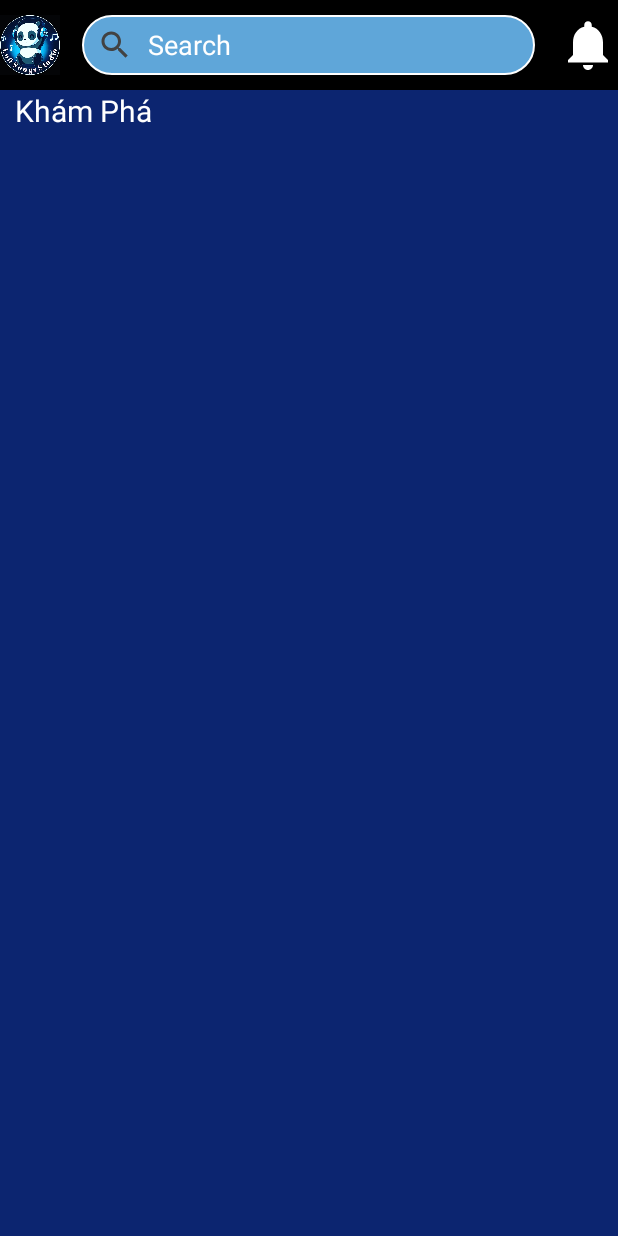
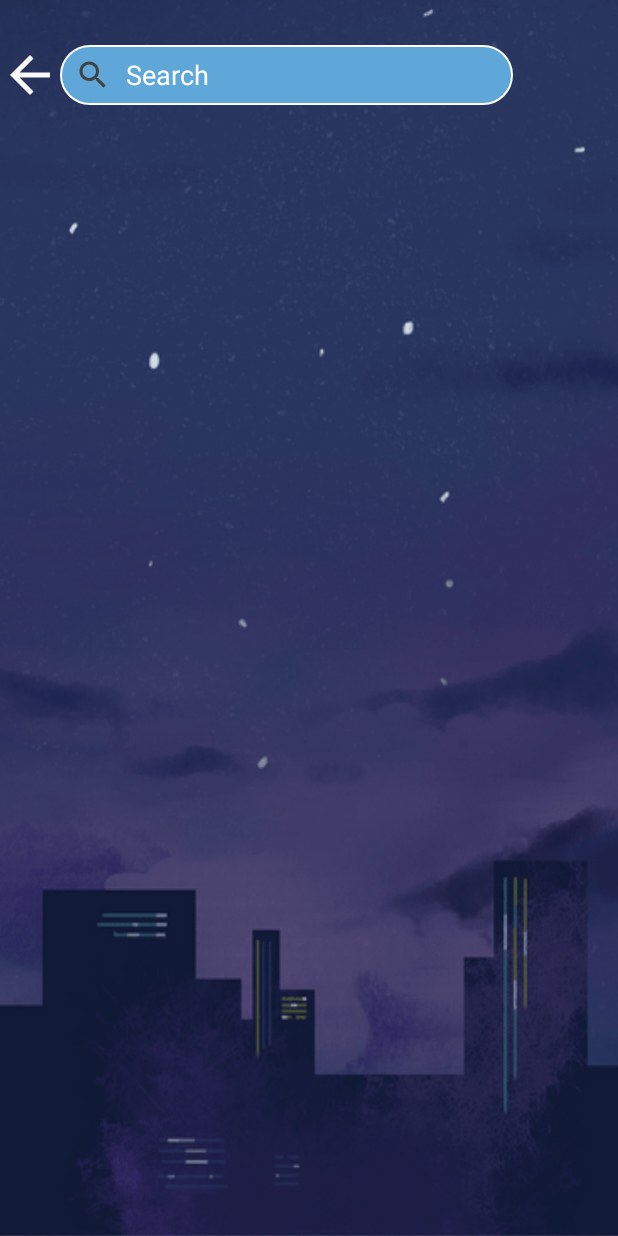
Before and after one commit to ndthanh143/Music-App, an Android app: the MusicSearch screen opened directly, with no data from a screen before it, on a phone screen of 412 x 824 dp. Run offline under Robolectric (Android 15) with nearby library versions, the light colour scheme and no system bars; Roboto replaces fonts that are not available here.

Commit message:
Fix something 1

```diff
--- a/app/src/main/java/com/example/musicapp/Activity/PlayMusicActivity.java
+++ b/app/src/main/java/com/example/musicapp/Activity/PlayMusicActivity.java
@@ -65,7 +65,6 @@ public class PlayMusicActivity extends AppCompatActivity {
         setContentView(R.layout.activity_play_nhac);
         StrictMode.ThreadPolicy policy = new StrictMode.ThreadPolicy.Builder().permitAll().build();
         StrictMode.setThreadPolicy(policy);
-        init();
         initbtn();
         initfragment();
         GetFunc();
@@ -127,11 +126,6 @@ public class PlayMusicActivity extends AppCompatActivity {
 //                    System.out.println("Id cua bai hat dc chon la"+songId);
                     baiHatAdapter=new BaiHatAdapter(PlayMusicActivity.this,mangbaihat);
                     AddSong();
-//                    mangbaihat.clear();
-//                    mangbaihat.add(song);
-//                    adapternhac.notifyDataSetChanged();
-//                    fragmentDiaNhac.Playnhac(mangbaihat.get(0).getImageSongUrl());
-//                    getSupportActionBar().setTitle(mangbaihat.get(0).getName());
                 }
             }
 
@@ -275,7 +269,8 @@ public class PlayMusicActivity extends AppCompatActivity {
         sktime.setMax(mediaPlayer.getDuration());
     }
     private  void khoiTaoMedia(String url){
-//        if (mediaPlayer == null)
+        onPause();
+        if (mediaPlayer == null)
         {
             mediaPlayer = new MediaPlayer();
             mediaPlayer.pause();
@@ -305,24 +300,16 @@ public class PlayMusicActivity extends AppCompatActivity {
             });
         }
     }
-    private void init(){
-//        setSupportActionBar(toolbarplaynhac);
-////        getSupportActionBar().setDisplayHomeAsUpEnabled(true);
-//        toolbarplaynhac.setNavigationOnClickListener(new View.OnClickListener() {
-//            @Override
-//            public void onClick(View view) {
-//                finish();
-//            }
-//        });
-//        toolbarplaynhac.setTitleTextColor(Color.WHITE);
-//        if(mangbaihat.size()>0){
-//            getSupportActionBar().setTitle(mangbaihat.get(0).getName());
-//             new playMP3().execute(mangbaihat.get(0).getSongUrl());
-//            new playMP3().execute();
-//
-//            imgplay.setImageResource(R.drawable.baseline_pause_circle_24);
-//        }
+    @Override
+    protected void onPause() {
+        super.onPause();
+        if (mediaPlayer != null && mediaPlayer.isPlaying()) {
+            mediaPlayer.pause();
+            isPlaying = false;
+            // Cập nhật trạng thái của giao diện ngừng phát nhạc (nếu có)
+        }
     }
 
 
+
 }
--- /dev/null
+++ b/app/src/main/res/drawable/btn_back.xml
@@ -0,0 +1,5 @@
+<vector android:autoMirrored="true" android:height="40dp"
+    android:tint="#FAF7F7" android:viewportHeight="24"
+    android:viewportWidth="24" android:width="40dp" xmlns:android="http://schemas.android.com/apk/res/android">
+    <path android:fillColor="@android:color/white" android:pathData="M20,11H7.83l5.59,-5.59L12,4l-8,8 8,8 1.41,-1.41L7.83,13H20v-2z"/>
+</vector>
--- a/app/src/main/res/layout/activity_main.xml
+++ b/app/src/main/res/layout/activity_main.xml
@@ -3,11 +3,10 @@
     xmlns:app="http://schemas.android.com/apk/res-auto"
     xmlns:tools="http://schemas.android.com/tools"
     android:layout_width="match_parent"
-    android:layout_height="match_parent"
-    >
+    android:layout_height="match_parent">
 
     <ScrollView
-        android:layout_width="0dp"
+        android:layout_width="match_parent"
         android:layout_height="match_parent"
         android:fillViewport="true"
         android:scrollbars="none"
@@ -16,7 +15,7 @@
         <androidx.constraintlayout.widget.ConstraintLayout
             android:layout_width="match_parent"
             android:layout_height="match_parent"
-            android:padding="3dp"
+            android:padding="03dp"
             android:background="@drawable/background_musicapp1"
             tools:context=".Activity.MainActivity">
 
--- a/app/src/main/res/layout/activity_music_search.xml
+++ b/app/src/main/res/layout/activity_music_search.xml
@@ -1,40 +1,26 @@
 <?xml version="1.0" encoding="utf-8"?>
-<RelativeLayout xmlns:android="http://schemas.android.com/apk/res/android"
+<LinearLayout xmlns:android="http://schemas.android.com/apk/res/android"
     xmlns:app="http://schemas.android.com/apk/res-auto"
     xmlns:tools="http://schemas.android.com/tools"
     android:layout_width="match_parent"
     android:layout_height="match_parent"
-    android:background="#0C2570"
-    tools:context=".Activity.MusicSearch">
+    android:background="@drawable/background_musicapp1"
+    tools:context=".Activity.MusicSearch"
+    android:orientation="vertical">
 
-
-    <TextView
-        android:id="@+id/note"
-        android:layout_width="wrap_content"
-        android:layout_height="wrap_content"
-        android:layout_marginLeft="10dp"
-        android:layout_marginTop="60dp"
-        android:text="Khám Phá"
-        android:textColor="@color/white"
-        android:textSize="20sp"/>
 
     <LinearLayout
         android:layout_width="match_parent"
         android:orientation="horizontal"
-        android:background="#000000"
-        android:layout_height="wrap_content">
+        android:layout_height="100dp">
 
         <ImageButton
             android:layout_width="40dp"
             android:layout_gravity="center"
             android:layout_height="40dp"
-            android:background="@drawable/ig" />
+            android:background="@drawable/btn_back" />
 
-        <FrameLayout
-            android:layout_width="0dp"
-            android:layout_height="wrap_content"
-            android:layout_weight="10"
-            android:layout_margin="10dp">
+
 
 
             <EditText
@@ -52,22 +38,16 @@
                 android:textColorHint="@color/white" />
 
 
-        </FrameLayout>
-        <ImageButton
-            android:layout_width="40dp"
-            android:layout_height="40dp"
-            android:layout_gravity="center"
-            android:background="@drawable/baseline_notifications_24" />
+
 
 
     </LinearLayout>
 
-    <ListView
+    <androidx.recyclerview.widget.RecyclerView
         android:id="@+id/songsList"
         android:layout_width="match_parent"
-        android:layout_height="636dp"
+        android:layout_height="match_parent"
         android:layout_alignParentBottom="true"
-        android:background="#0C2570"
         android:choiceMode="multipleChoice"
         app:layout_constraintEnd_toEndOf="parent"
         app:layout_constraintHorizontal_bias="0.5"
@@ -75,4 +55,4 @@
         app:layout_constraintTop_toTopOf="parent" />
 
 
-</RelativeLayout>
+</LinearLayout>
```
